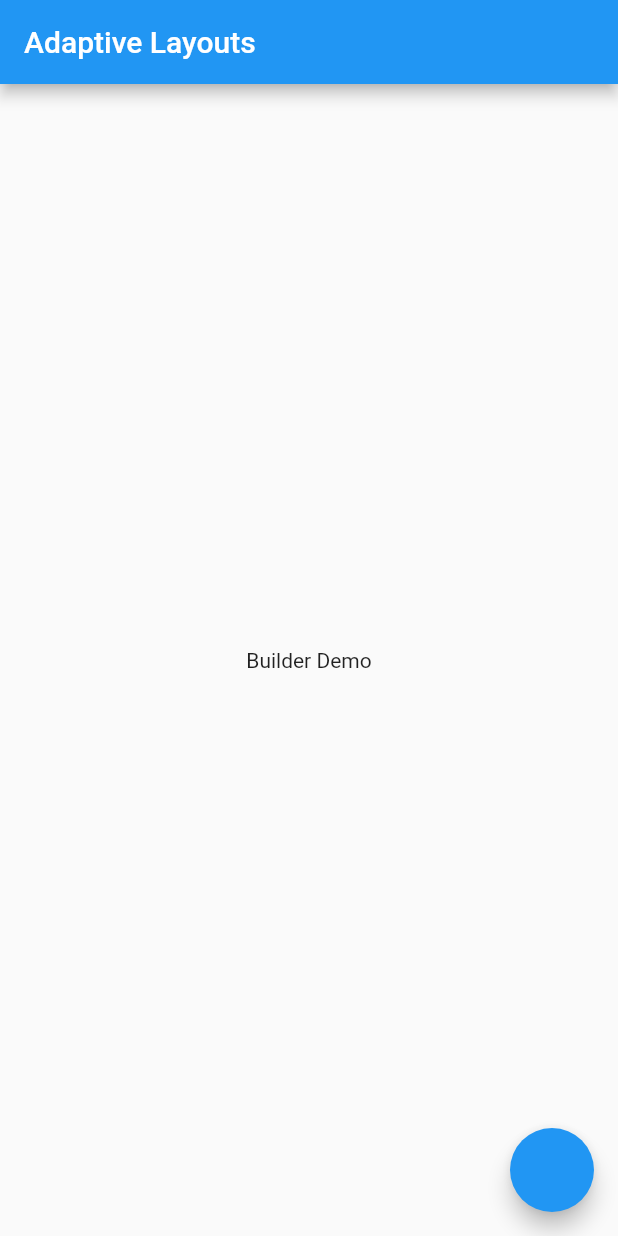
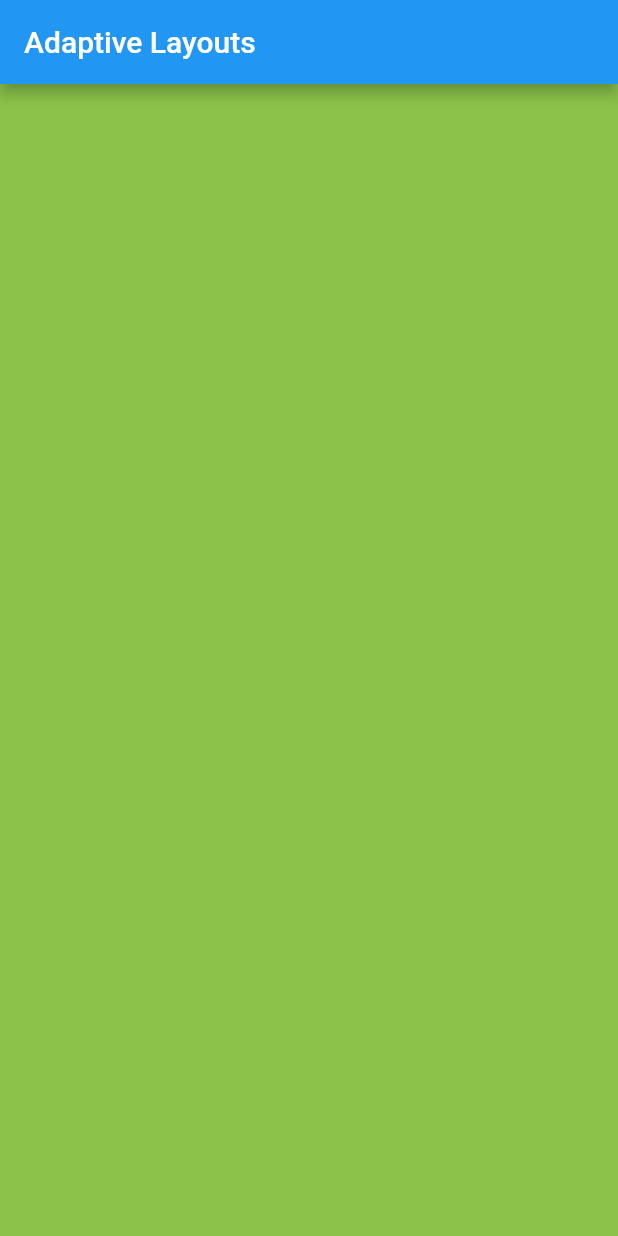
Before and after one commit to ybakos/flutter-adaptive-builder-demos, a Flutter app: the screen it shows after launch, on a phone screen of 412 x 824 dp. Run offline on Flutter 3.47's test engine with Material 2 defaults, Android fonts, the phone set to English and light mode, and no system bars.

Commit message:
LayoutBuilder demo.

```diff
--- a/lib/main.dart
+++ b/lib/main.dart
@@ -3,44 +3,51 @@ import 'package:flutter/services.dart';
 
 void main() {
   SystemChrome.setPreferredOrientations([
-    DeviceOrientation.portraitUp,
-    DeviceOrientation.landscapeLeft,
-    DeviceOrientation.landscapeRight
+    DeviceOrientation.portraitUp, DeviceOrientation.landscapeLeft, DeviceOrientation.landscapeRight
   ]);
   runApp(App());
 }
 
 class App extends StatelessWidget {
+
   @override
   Widget build(BuildContext context) {
     return MaterialApp(
         title: 'Adaptive Layouts',
         theme: ThemeData(primarySwatch: Colors.blue),
+
         home: Scaffold(
           appBar: AppBar(title: Text('Adaptive Layouts')),
-          body: Center(child: Text('Builder Demo')),
+          body: LayoutBuilder(builder: layoutDecider)
+          // body: Container(
+          //   constraints: BoxConstraints(minWidth: 400, minHeight: 300, maxWidth: 400, maxHeight: 300),
+          //   child: LayoutBuilder(builder: layoutDecider)
+          // ),
+          )
+      );
+  }
 
-          // floatingActionButton: FloatingActionButton(onPressed: () {
-          //   Scaffold.of(context).showSnackBar(SnackBar(content: Text('SNAAAAACKS!')));
-          //   })
+  Widget layoutDecider(BuildContext context, BoxConstraints constraints) =>
+    constraints.maxWidth < 500 ? VerticalLayout() : HorizontalLayout();
 
-          // floatingActionButton: SnackFab(),
-          floatingActionButton: Builder(builder: (context) {
-            return FloatingActionButton(onPressed: () {
-              Scaffold.of(context)
-                  .showSnackBar(SnackBar(content: Text('SNAAAAACKS!')));
-            });
-          }),
-        )
-      );
+}
+
+class VerticalLayout extends StatelessWidget {
+  @override
+  Widget build(BuildContext context) {
+    return Container(color: Colors.lightGreen);
   }
 }
 
-class SnackFab extends StatelessWidget {
+class HorizontalLayout extends StatelessWidget {
   @override
   Widget build(BuildContext context) {
-    return FloatingActionButton(onPressed: () {
-        Scaffold.of(context).showSnackBar(SnackBar(content: Text('SNAAAAACKS!')));
-      });
+    return Row(
+      mainAxisAlignment: MainAxisAlignment.spaceEvenly,
+      children: [
+        Expanded(child: Container(color: Colors.lightGreen)),
+        Expanded(child: Container(color: Colors.deepOrange))
+      ]);
   }
+
 }
```
